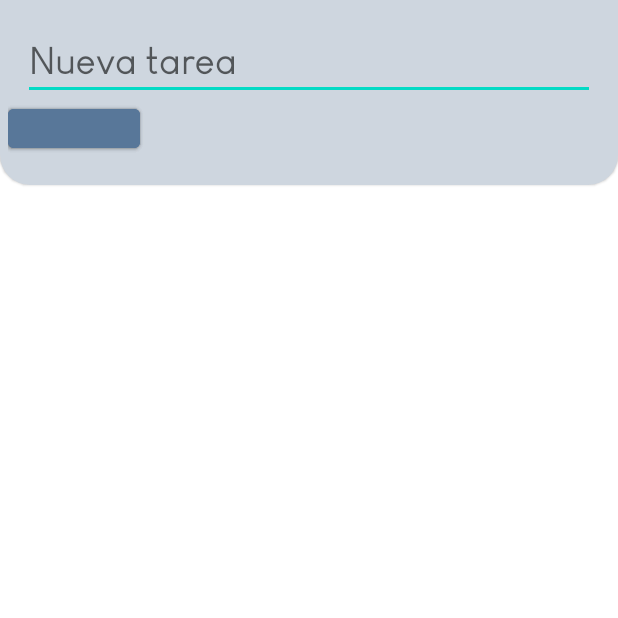
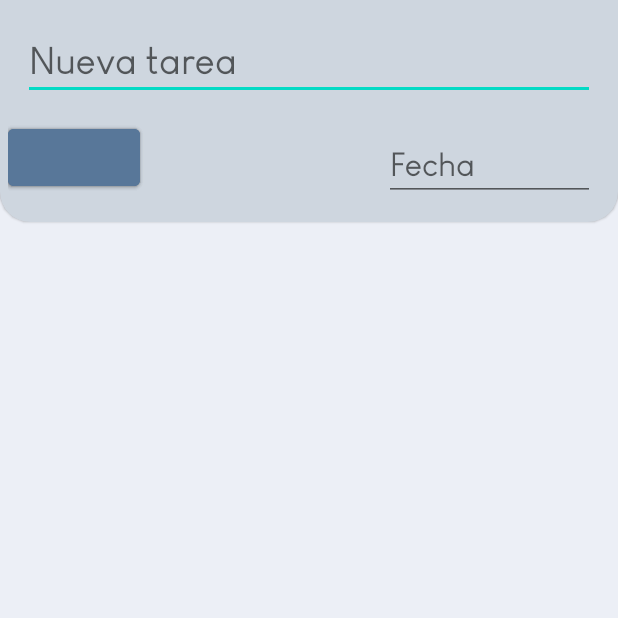
Before and after one commit to PauPau-Cor/Selenium, an Android app: the fragment AllToDoFragment shown on its own in the app's theme, on a phone screen of 412 x 824 dp, the top half of it. Run offline under Robolectric (Android 15) with nearby library versions, the phone set to English and light mode, and no system bars; plain views replace ThemedButton, ThemedToggleButtonGroup; 1 statement that could not run was skipped.

Commit message:
Second version of AllToDoFragment layout, added date edit text and refined buttongroup -Laptop

```diff
--- a/app/src/main/java/com/example/reminderapp/toDoMenus/AllToDoFragment.kt
+++ b/app/src/main/java/com/example/reminderapp/toDoMenus/AllToDoFragment.kt
@@ -4,7 +4,9 @@ import android.os.Bundle
 import android.view.LayoutInflater
 import android.view.View
 import android.view.ViewGroup
+import android.widget.Toast
 import androidx.fragment.app.Fragment
+import com.example.reminderapp.R
 import com.example.reminderapp.databinding.FragmentAllToDoBinding
 
 
@@ -18,6 +20,8 @@ class AllToDoFragment : Fragment() {
 
     override fun onViewCreated(view: View, savedInstanceState: Bundle?) {
         super.onViewCreated(view, savedInstanceState)
-
+        binding.PriorityGroup.setOnSelectListener {
+            Toast.makeText(context, it.text, Toast.LENGTH_SHORT).show()
+        }
     }
 }
--- a/app/src/main/res/layout/fragment_all_to_do.xml
+++ b/app/src/main/res/layout/fragment_all_to_do.xml
@@ -4,13 +4,16 @@
     android:layout_width="match_parent"
     android:layout_height="match_parent"
     xmlns:app="http://schemas.android.com/apk/res-auto"
-    tools:context=".toDoMenus.AllToDoFragment">
+    tools:context=".toDoMenus.AllToDoFragment"
+    android:background="@color/white">
+
+    <!-- TODO : improve responsivity -->
 
     <com.google.android.material.card.MaterialCardView
         android:id="@+id/AddTaskCard"
         android:layout_width="match_parent"
         android:layout_height="0dp"
-        app:layout_constraintHeight_percent=".15"
+        app:layout_constraintHeight_percent=".18"
         app:layout_constraintTop_toTopOf="parent"
         app:layout_constraintBottom_toTopOf="@id/TasksRV"
         style="@style/CRDMENU">
@@ -32,45 +35,71 @@
                 android:fontFamily="@font/louiscafe"
                 android:textSize="25sp"
                 android:autofillHints="taskDescription"
-                android:inputType="textShortMessage" />
+                android:inputType="textShortMessage"
+                tools:ignore="VisualLintTextFieldSize" />
 
             <nl.bryanderidder.themedtogglebuttongroup.ThemedToggleButtonGroup
-                android:id="@+id/time"
-                android:layout_width="match_parent"
+                android:id="@+id/PriorityGroup"
+                android:layout_width="0dp"
                 android:layout_height="wrap_content"
+                app:layout_constraintWidth_percent=".6"
                 app:layout_constraintStart_toStartOf="parent"
-                app:layout_constraintEnd_toEndOf="parent"
-                app:justifyContent="center"
-                app:layout_constraintTop_toBottomOf="@id/AddTaskET">
+                app:layout_constraintEnd_toStartOf="@id/AddTaskDate"
+                app:layout_constraintTop_toBottomOf="@id/AddTaskET"
+                app:layout_constraintBottom_toBottomOf="parent"
+                app:justifyContent="center">
 
                 <nl.bryanderidder.themedtogglebuttongroup.ThemedButton
                     android:id="@+id/btn1"
                     android:layout_width="wrap_content"
-                    android:layout_height="38dp"
-                    app:toggle_text="Alta" />
+                    android:layout_height="50dp"
+                    app:toggle_text="@string/high"
+                    app:toggle_selectedBackgroundColor="#F44336"
+                    app:toggle_backgroundColor="@color/darkestwhite"/>
 
                 <nl.bryanderidder.themedtogglebuttongroup.ThemedButton
                     android:id="@+id/btn2"
                     android:layout_width="wrap_content"
-                    android:layout_height="38dp"
-                    app:toggle_text="Media" />
+                    android:layout_height="50dp"
+                    app:toggle_text="@string/mid"
+                    app:toggle_selectedBackgroundColor="#FFEB3B"
+                    app:toggle_backgroundColor="@color/darkestwhite"/>
 
                 <nl.bryanderidder.themedtogglebuttongroup.ThemedButton
                     android:id="@+id/btn3"
                     android:layout_width="wrap_content"
-                    android:layout_height="38dp"
-                    app:toggle_text="Baja" />
+                    android:layout_height="50dp"
+                    app:toggle_text="@string/low"
+                    app:toggle_selectedBackgroundColor="#8BC34A"
+                    app:toggle_backgroundColor="@color/darkestwhite"/>
 
             </nl.bryanderidder.themedtogglebuttongroup.ThemedToggleButtonGroup>
+
+            <EditText
+                android:id="@+id/AddTaskDate"
+                android:layout_width="0dp"
+                android:layout_height="wrap_content"
+                app:layout_constraintStart_toEndOf="@id/PriorityGroup"
+                app:layout_constraintEnd_toEndOf="parent"
+                app:layout_constraintTop_toBottomOf="@id/AddTaskET"
+                app:layout_constraintBottom_toBottomOf="parent"
+                android:layout_marginTop="10dp"
+                android:hint="@string/date"
+                android:fontFamily="@font/louiscafe"
+                android:textSize="22sp"
+                android:autofillHints="taskDescription"
+                android:inputType="date"
+                android:layout_marginHorizontal="10dp"
+                tools:ignore="VisualLintTextFieldSize" />
         </androidx.constraintlayout.widget.ConstraintLayout>
 
     </com.google.android.material.card.MaterialCardView>
-
 
     <androidx.recyclerview.widget.RecyclerView
         android:id="@+id/TasksRV"
         android:layout_width="0dp"
         android:layout_height="0dp"
+        android:layout_marginTop="5dp"
         app:layout_constraintTop_toBottomOf="@+id/AddTaskCard"
         app:layout_constraintBottom_toBottomOf="parent"
         app:layout_constraintStart_toStartOf="parent"
--- a/app/src/main/res/values/strings.xml
+++ b/app/src/main/res/values/strings.xml
@@ -48,6 +48,10 @@
     <string name="hello_blank_fragment">Hello blank fragment</string>
     <string name="new_task">Nueva tarea</string>
     <string name="menu_all_to_do">Todas las tareas</string>
+    <string name="low">Baja</string>
+    <string name="mid">Media</string>
+    <string name="high">Alta</string>
+    <string name="date">Fecha</string>
 
 
 </resources>
```
